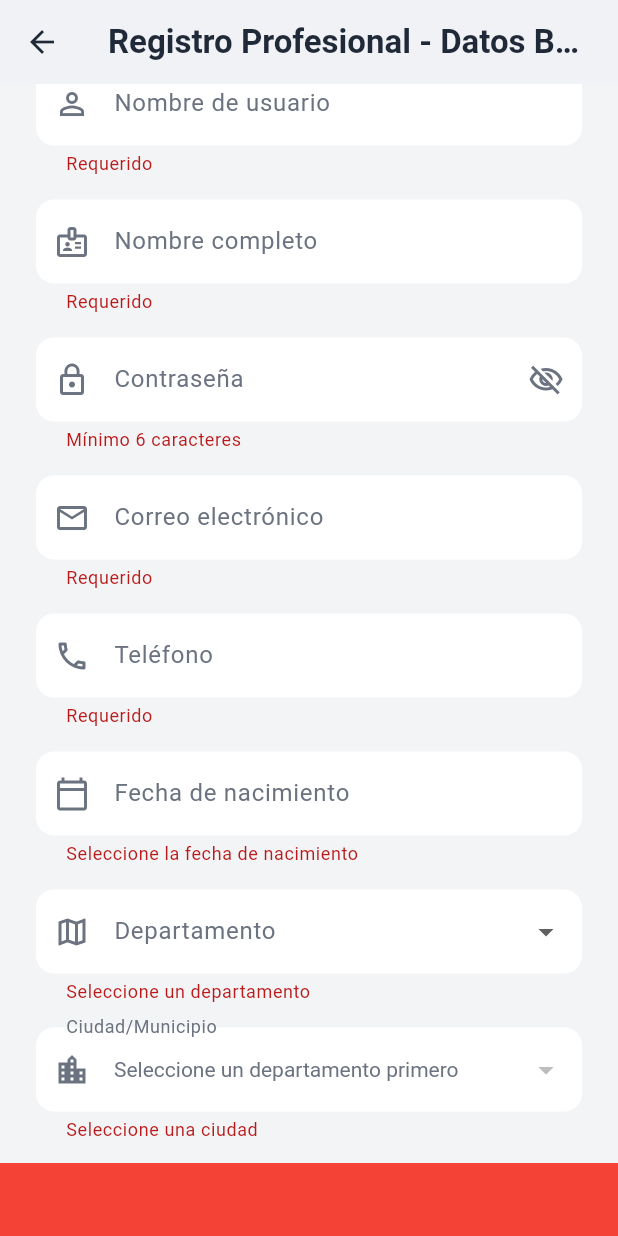
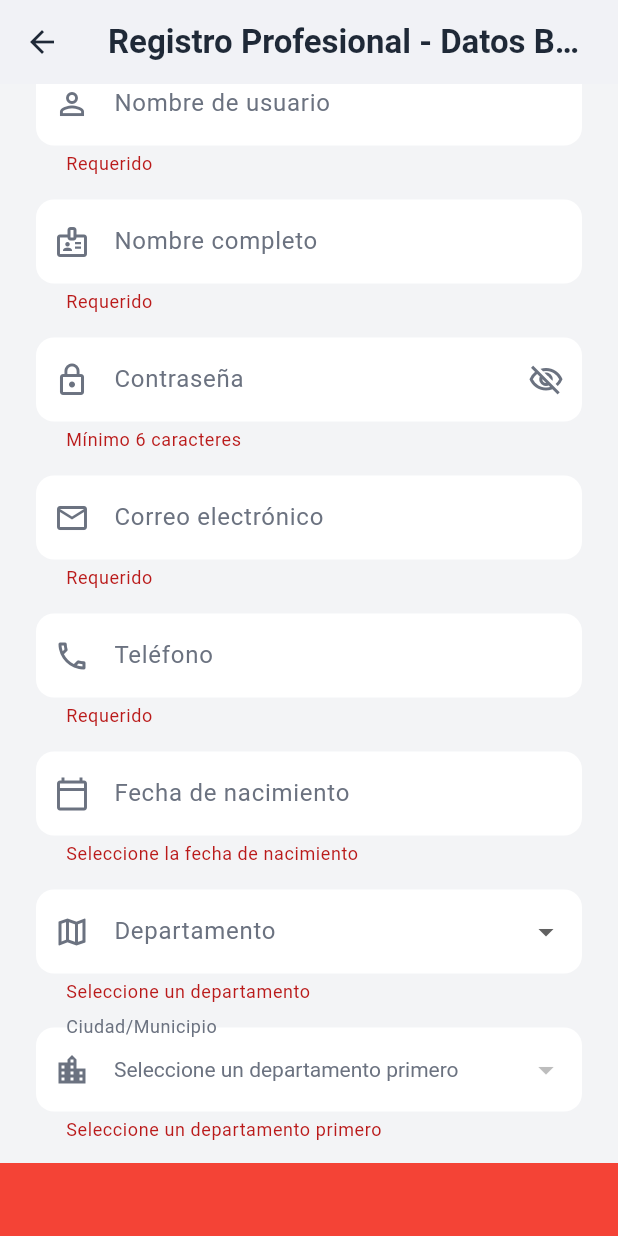
Before and after one commit to IsaacPater31/pyp_platform, a Flutter app: the FirstRegisterViewProfessionals screen opened directly, scrolled down 215 dp, after a tap on "Continuar", on a phone screen of 412 x 824 dp. Run offline on Flutter 3.47's test engine with Material 3 defaults, Android fonts, the light colour scheme and no system bars; our stand-ins replace flutter_dotenv, flutter_map, geocoding, geolocator, latlong2; missing offline and left inert: flutter_map_cancellable_tile_provider.

Commit message:
🐛 se arregla pequeño error que hacia que la ciudad no tuviera en cuenta el campo departamento, además se agrega un nuevo archivo para el segundo paso

```diff
--- a/lib/vistas/profesionals/first_registerview_profesionals.dart
+++ b/lib/vistas/profesionals/first_registerview_profesionals.dart
@@ -1,6 +1,5 @@
 import 'package:flutter/material.dart';
 import 'package:pyp_platform/controladores/profesionals/register_profesionals_firststep.dart';
-
 
 class FirstRegisterViewProfessionals extends StatefulWidget {
   const FirstRegisterViewProfessionals({super.key});
@@ -78,7 +77,6 @@ class _FirstRegisterViewProfessionalsState extends State<FirstRegisterViewProfes
       );
     }
   }
-
 
   InputDecoration _inputDecoration(String label, IconData icon) {
     return InputDecoration(
@@ -266,9 +264,9 @@ class _FirstRegisterViewProfessionalsState extends State<FirstRegisterViewProfes
               // Departamento
               ValueListenableBuilder<String?>(
                 valueListenable: controller.departamentoSeleccionado,
-                builder: (context, value, child) {
+                builder: (context, departamentoValue, _) {
                   return DropdownButtonFormField<String>(
-                    value: value,
+                    value: departamentoValue,
                     decoration: _inputDecoration('Departamento', Icons.map_outlined),
                     items: departamentosYMunicipios.keys.map((String val) {
                       return DropdownMenuItem<String>(
@@ -278,7 +276,7 @@ class _FirstRegisterViewProfessionalsState extends State<FirstRegisterViewProfes
                     }).toList(),
                     onChanged: (val) {
                       controller.departamentoSeleccionado.value = val;
-                      controller.ciudadSeleccionada.value = null;
+                      controller.ciudadSeleccionada.value = null; // Limpia ciudad
                     },
                     validator: (val) => val == null ? 'Seleccione un departamento' : null,
                     dropdownColor: Colors.white,
@@ -288,16 +286,18 @@ class _FirstRegisterViewProfessionalsState extends State<FirstRegisterViewProfes
               ),
               const SizedBox(height: 16),
 
-              // Ciudad
+              // Ciudad - ahora SIEMPRE depende del departamento
               ValueListenableBuilder<String?>(
+                valueListenable: controller.departamentoSeleccionado,
+                builder: (context, departamentoValue, _) {
+                  final ciudades = departamentoValue == null
+                      ? <String>[]
+                      : departamentosYMunicipios[departamentoValue] ?? [];
+                  return ValueListenableBuilder<String?>(
                     valueListenable: controller.ciudadSeleccionada,
-                builder: (context, value, child) {
-                  final ciudades = controller.departamentoSeleccionado.value == null
-                      ? <String>[]
-                      : departamentosYMunicipios[controller.departamentoSeleccionado.value] ?? [];
-
+                    builder: (context, ciudadValue, _) {
                       return DropdownButtonFormField<String>(
-                    value: value,
+                        value: ciudadValue,
                         decoration: _inputDecoration('Ciudad/Municipio', Icons.location_city_outlined),
                         items: ciudades
                             .map((val) => DropdownMenuItem<String>(
@@ -305,11 +305,18 @@ class _FirstRegisterViewProfessionalsState extends State<FirstRegisterViewProfes
                                   child: Text(val, style: const TextStyle(color: Color(0xFF1F2937))),
                                 ))
                             .toList(),
-                    onChanged: (val) => controller.ciudadSeleccionada.value = val,
-                    validator: (val) => val == null ? 'Seleccione una ciudad' : null,
+                        onChanged: ciudades.isEmpty
+                            ? null
+                            : (val) => controller.ciudadSeleccionada.value = val,
+                        validator: (val) {
+                          if (departamentoValue == null) return 'Seleccione un departamento primero';
+                          return val == null ? 'Seleccione una ciudad' : null;
+                        },
                         disabledHint: const Text('Seleccione un departamento primero', style: TextStyle(color: Color(0xFF6B7280))),
                         dropdownColor: Colors.white,
                         style: const TextStyle(color: Color(0xFF1F2937)),
+                      );
+                    },
                   );
                 },
               ),
```
Also changed, not shown: lib/vistas/profesionals/selfie_registerview_profesionals.dart (added). Lines whose indentation alone changed are shown as unchanged.
